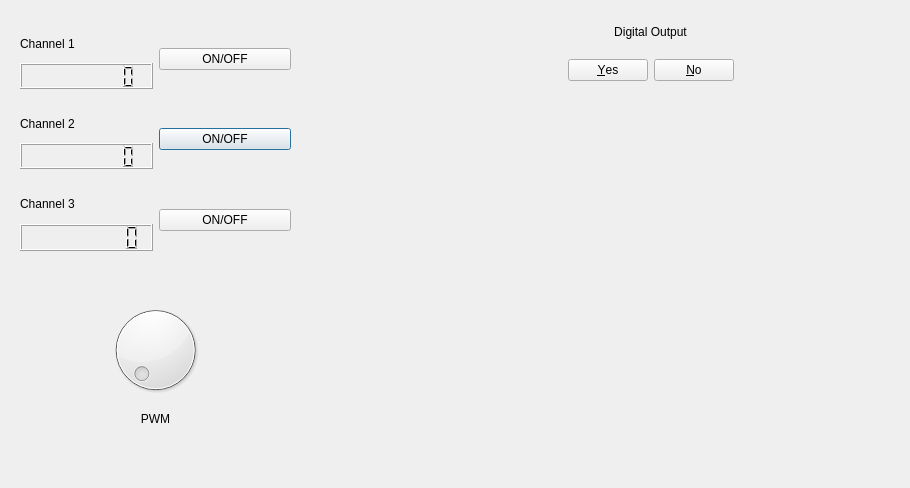
Above: dialog.ui from MatiasMarro/InstrumentoVirtualST32F before the change. Below: the same form after it.
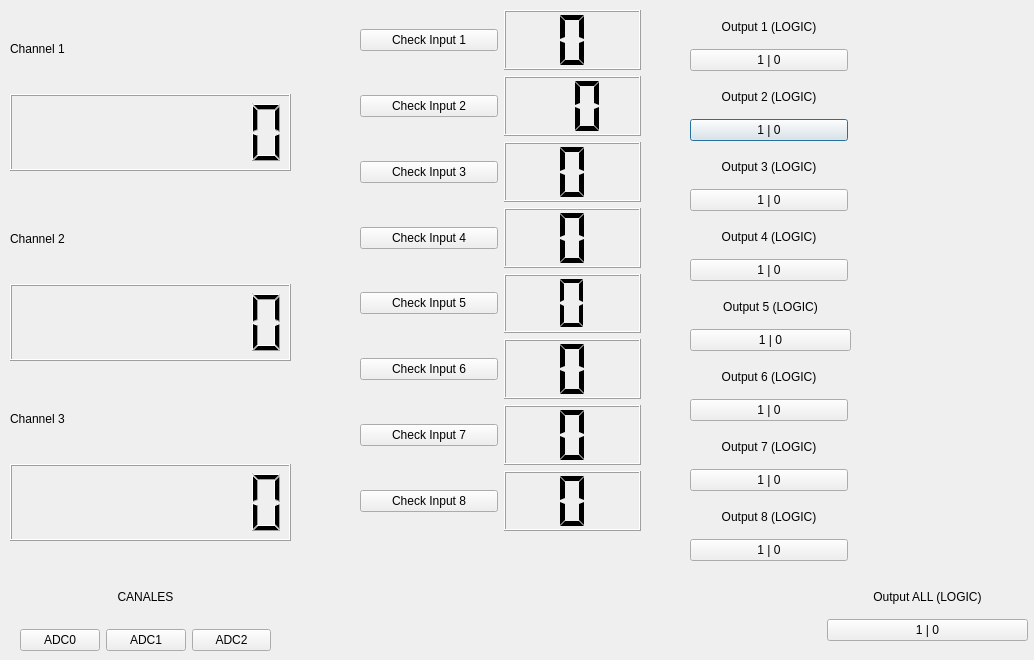
That is the form after the change.

Commit message: Nuevos cambios, se implemento una interfaz simple y se realizaron los controles de entradas y salidas. Queda mirar un poco la logica de interaccion , apagar y prender lectores de ADC y mirar el control de las salidas

The edit to the form file:
```diff
--- a/dialog.ui
+++ b/dialog.ui
@@ -2,12 +2,15 @@
 <ui version="4.0">
  <class>Dialog</class>
  <widget class="QDialog" name="Dialog">
+  <property name="enabled">
+   <bool>true</bool>
+  </property>
   <property name="geometry">
    <rect>
     <x>0</x>
     <y>0</y>
-    <width>910</width>
-    <height>488</height>
+    <width>1034</width>
+    <height>660</height>
    </rect>
   </property>
   <property name="windowTitle">
@@ -16,44 +19,10 @@
   <widget class="QWidget" name="layoutWidget">
    <property name="geometry">
     <rect>
-     <x>90</x>
-     <y>300</y>
-     <width>131</width>
-     <height>131</height>
-    </rect>
-   </property>
-   <layout class="QVBoxLayout" name="verticalLayout_4">
-    <item>
-     <widget class="QDial" name="PWM"/>
-    </item>
-    <item>
-     <widget class="QLabel" name="label">
-      <property name="sizePolicy">
-       <sizepolicy hsizetype="Preferred" vsizetype="Preferred">
-        <horstretch>6</horstretch>
-        <verstretch>0</verstretch>
-       </sizepolicy>
-      </property>
-      <property name="styleSheet">
-       <string notr="true">font: 700 18pt &quot;Tw Cen MT Condensed&quot;;</string>
-      </property>
-      <property name="text">
-       <string>PWM</string>
-      </property>
-      <property name="alignment">
-       <set>Qt::AlignCenter</set>
-      </property>
-     </widget>
-    </item>
-   </layout>
-  </widget>
-  <widget class="QWidget" name="layoutWidget">
-   <property name="geometry">
-    <rect>
-     <x>20</x>
-     <y>110</y>
-     <width>271</width>
-     <height>59</height>
+     <x>10</x>
+     <y>200</y>
+     <width>281</width>
+     <height>161</height>
     </rect>
    </property>
    <layout class="QHBoxLayout" name="horizontalLayout_2">
@@ -81,25 +50,15 @@
       </item>
      </layout>
     </item>
-    <item>
-     <widget class="QPushButton" name="pushButton_2">
-      <property name="styleSheet">
-       <string notr="true">font: 700 18pt &quot;Tw Cen MT Condensed&quot;;</string>
-      </property>
-      <property name="text">
-       <string>ON/OFF</string>
-      </property>
-     </widget>
-    </item>
    </layout>
   </widget>
   <widget class="QWidget" name="layoutWidget">
    <property name="geometry">
     <rect>
-     <x>20</x>
-     <y>30</y>
-     <width>271</width>
-     <height>59</height>
+     <x>10</x>
+     <y>10</y>
+     <width>281</width>
+     <height>161</height>
     </rect>
    </property>
    <layout class="QHBoxLayout" name="horizontalLayout">
@@ -124,25 +83,15 @@
       </item>
      </layout>
     </item>
-    <item>
-     <widget class="QPushButton" name="pushButton">
-      <property name="styleSheet">
-       <string notr="true">font: 700 18pt &quot;Tw Cen MT Condensed&quot;;</string>
-      </property>
-      <property name="text">
-       <string>ON/OFF</string>
-      </property>
-     </widget>
-    </item>
    </layout>
   </widget>
   <widget class="QWidget" name="layoutWidget">
    <property name="geometry">
     <rect>
-     <x>20</x>
-     <y>190</y>
-     <width>271</width>
-     <height>61</height>
+     <x>10</x>
+     <y>380</y>
+     <width>281</width>
+     <height>161</height>
     </rect>
    </property>
    <layout class="QHBoxLayout" name="horizontalLayout_3">
@@ -170,25 +119,520 @@
       </item>
      </layout>
     </item>
+   </layout>
+  </widget>
+  <widget class="QWidget" name="layoutWidget_9">
+   <property name="geometry">
+    <rect>
+     <x>690</x>
+     <y>80</y>
+     <width>158</width>
+     <height>61</height>
+    </rect>
+   </property>
+   <layout class="QVBoxLayout" name="verticalLayout_6">
     <item>
-     <widget class="QPushButton" name="pushButton_3">
+     <widget class="QLabel" name="label_10">
       <property name="styleSheet">
        <string notr="true">font: 700 18pt &quot;Tw Cen MT Condensed&quot;;</string>
       </property>
       <property name="text">
-       <string>ON/OFF</string>
+       <string>Output 2 (LOGIC)</string>
       </property>
+      <property name="alignment">
+       <set>Qt::AlignCenter</set>
+      </property>
      </widget>
     </item>
+    <item>
+     <widget class="QPushButton" name="pushButton_O2">
+      <property name="styleSheet">
+       <string notr="true">font: 11pt &quot;Impact&quot;;</string>
+      </property>
+      <property name="text">
+       <string>1 | 0</string>
+      </property>
+     </widget>
+    </item>
    </layout>
   </widget>
-  <widget class="QWidget" name="layoutWidget">
+  <widget class="QWidget" name="layoutWidget_10">
    <property name="geometry">
     <rect>
-     <x>560</x>
+     <x>690</x>
+     <y>150</y>
+     <width>158</width>
+     <height>61</height>
+    </rect>
+   </property>
+   <layout class="QVBoxLayout" name="verticalLayout_7">
+    <item>
+     <widget class="QLabel" name="label_11">
+      <property name="styleSheet">
+       <string notr="true">font: 700 18pt &quot;Tw Cen MT Condensed&quot;;</string>
+      </property>
+      <property name="text">
+       <string>Output 3 (LOGIC)</string>
+      </property>
+      <property name="alignment">
+       <set>Qt::AlignCenter</set>
+      </property>
+     </widget>
+    </item>
+    <item>
+     <widget class="QPushButton" name="pushButton_O3">
+      <property name="styleSheet">
+       <string notr="true">font: 11pt &quot;Impact&quot;;</string>
+      </property>
+      <property name="text">
+       <string>1 | 0</string>
+      </property>
+     </widget>
+    </item>
+   </layout>
+  </widget>
+  <widget class="QWidget" name="layoutWidget_11">
+   <property name="geometry">
+    <rect>
+     <x>690</x>
+     <y>220</y>
+     <width>158</width>
+     <height>61</height>
+    </rect>
+   </property>
+   <layout class="QVBoxLayout" name="verticalLayout_8">
+    <item>
+     <widget class="QLabel" name="label_12">
+      <property name="styleSheet">
+       <string notr="true">font: 700 18pt &quot;Tw Cen MT Condensed&quot;;</string>
+      </property>
+      <property name="text">
+       <string>Output 4 (LOGIC)</string>
+      </property>
+      <property name="alignment">
+       <set>Qt::AlignCenter</set>
+      </property>
+     </widget>
+    </item>
+    <item>
+     <widget class="QPushButton" name="pushButton_O4">
+      <property name="styleSheet">
+       <string notr="true">font: 11pt &quot;Impact&quot;;</string>
+      </property>
+      <property name="text">
+       <string>1 | 0</string>
+      </property>
+     </widget>
+    </item>
+   </layout>
+  </widget>
+  <widget class="QWidget" name="layoutWidget_12">
+   <property name="geometry">
+    <rect>
+     <x>690</x>
+     <y>290</y>
+     <width>161</width>
+     <height>61</height>
+    </rect>
+   </property>
+   <layout class="QVBoxLayout" name="verticalLayout_9">
+    <item>
+     <widget class="QLabel" name="label_13">
+      <property name="styleSheet">
+       <string notr="true">font: 700 18pt &quot;Tw Cen MT Condensed&quot;;</string>
+      </property>
+      <property name="text">
+       <string>Output 5 (LOGIC)</string>
+      </property>
+      <property name="alignment">
+       <set>Qt::AlignCenter</set>
+      </property>
+     </widget>
+    </item>
+    <item>
+     <widget class="QPushButton" name="pushButton_O5">
+      <property name="styleSheet">
+       <string notr="true">font: 11pt &quot;Impact&quot;;</string>
+      </property>
+      <property name="text">
+       <string>1 | 0</string>
+      </property>
+     </widget>
+    </item>
+   </layout>
+  </widget>
+  <widget class="QWidget" name="layoutWidget_13">
+   <property name="geometry">
+    <rect>
+     <x>690</x>
+     <y>360</y>
+     <width>158</width>
+     <height>61</height>
+    </rect>
+   </property>
+   <layout class="QVBoxLayout" name="verticalLayout_10">
+    <item>
+     <widget class="QLabel" name="label_14">
+      <property name="styleSheet">
+       <string notr="true">font: 700 18pt &quot;Tw Cen MT Condensed&quot;;</string>
+      </property>
+      <property name="text">
+       <string>Output 6 (LOGIC)</string>
+      </property>
+      <property name="alignment">
+       <set>Qt::AlignCenter</set>
+      </property>
+     </widget>
+    </item>
+    <item>
+     <widget class="QPushButton" name="pushButton_O6">
+      <property name="styleSheet">
+       <string notr="true">font: 11pt &quot;Impact&quot;;</string>
+      </property>
+      <property name="text">
+       <string>1 | 0</string>
+      </property>
+     </widget>
+    </item>
+   </layout>
+  </widget>
+  <widget class="QWidget" name="layoutWidget_14">
+   <property name="geometry">
+    <rect>
+     <x>690</x>
+     <y>430</y>
+     <width>158</width>
+     <height>61</height>
+    </rect>
+   </property>
+   <layout class="QVBoxLayout" name="verticalLayout_11">
+    <item>
+     <widget class="QLabel" name="label_15">
+      <property name="styleSheet">
+       <string notr="true">font: 700 18pt &quot;Tw Cen MT Condensed&quot;;</string>
+      </property>
+      <property name="text">
+       <string>Output 7 (LOGIC)</string>
+      </property>
+      <property name="alignment">
+       <set>Qt::AlignCenter</set>
+      </property>
+     </widget>
+    </item>
+    <item>
+     <widget class="QPushButton" name="pushButton_O7">
+      <property name="styleSheet">
+       <string notr="true">font: 11pt &quot;Impact&quot;;</string>
+      </property>
+      <property name="text">
+       <string>1 | 0</string>
+      </property>
+     </widget>
+    </item>
+   </layout>
+  </widget>
+  <widget class="QWidget" name="layoutWidget_15">
+   <property name="geometry">
+    <rect>
+     <x>690</x>
+     <y>500</y>
+     <width>158</width>
+     <height>61</height>
+    </rect>
+   </property>
+   <layout class="QVBoxLayout" name="verticalLayout_12">
+    <item>
+     <widget class="QLabel" name="label_16">
+      <property name="styleSheet">
+       <string notr="true">font: 700 18pt &quot;Tw Cen MT Condensed&quot;;</string>
+      </property>
+      <property name="text">
+       <string>Output 8 (LOGIC)</string>
+      </property>
+      <property name="alignment">
+       <set>Qt::AlignCenter</set>
+      </property>
+     </widget>
+    </item>
+    <item>
+     <widget class="QPushButton" name="pushButton_O8">
+      <property name="styleSheet">
+       <string notr="true">font: 11pt &quot;Impact&quot;;</string>
+      </property>
+      <property name="text">
+       <string>1 | 0</string>
+      </property>
+     </widget>
+    </item>
+   </layout>
+  </widget>
+  <widget class="QWidget" name="layoutWidget_16">
+   <property name="geometry">
+    <rect>
+     <x>827</x>
+     <y>580</y>
+     <width>201</width>
+     <height>61</height>
+    </rect>
+   </property>
+   <layout class="QVBoxLayout" name="verticalLayout_13">
+    <item>
+     <widget class="QLabel" name="label_17">
+      <property name="styleSheet">
+       <string notr="true">font: 700 18pt &quot;Tw Cen MT Condensed&quot;;</string>
+      </property>
+      <property name="text">
+       <string>Output ALL (LOGIC)</string>
+      </property>
+      <property name="alignment">
+       <set>Qt::AlignCenter</set>
+      </property>
+     </widget>
+    </item>
+    <item>
+     <widget class="QPushButton" name="pushButton_OutputALL">
+      <property name="styleSheet">
+       <string notr="true">font: 11pt &quot;Impact&quot;;</string>
+      </property>
+      <property name="text">
+       <string>1 | 0</string>
+      </property>
+     </widget>
+    </item>
+   </layout>
+  </widget>
+  <widget class="QWidget" name="">
+   <property name="geometry">
+    <rect>
+     <x>360</x>
      <y>10</y>
-     <width>181</width>
-     <height>71</height>
+     <width>281</width>
+     <height>521</height>
+    </rect>
+   </property>
+   <layout class="QVBoxLayout" name="verticalLayout_4">
+    <item>
+     <layout class="QHBoxLayout" name="horizontalLayout_4">
+      <item>
+       <widget class="QPushButton" name="pushButton">
+        <property name="styleSheet">
+         <string notr="true">font: 700 18pt &quot;Tw Cen MT Condensed&quot;;</string>
+        </property>
+        <property name="text">
+         <string>Check Input 1</string>
+        </property>
+       </widget>
+      </item>
+      <item>
+       <widget class="QLCDNumber" name="lcdINPUT1">
+        <property name="digitCount">
+         <number>1</number>
+        </property>
+        <property name="segmentStyle">
+         <enum>QLCDNumber::Flat</enum>
+        </property>
+       </widget>
+      </item>
+     </layout>
+    </item>
+    <item>
+     <layout class="QHBoxLayout" name="horizontalLayout_5">
+      <item>
+       <widget class="QPushButton" name="pushButton_2">
+        <property name="styleSheet">
+         <string notr="true">font: 700 18pt &quot;Tw Cen MT Condensed&quot;;</string>
+        </property>
+        <property name="text">
+         <string>Check Input 2</string>
+        </property>
+       </widget>
+      </item>
+      <item>
+       <widget class="QLCDNumber" name="lcdINPUT2">
+        <property name="digitCount">
+         <number>2</number>
+        </property>
+        <property name="segmentStyle">
+         <enum>QLCDNumber::Flat</enum>
+        </property>
+       </widget>
+      </item>
+     </layout>
+    </item>
+    <item>
+     <layout class="QHBoxLayout" name="horizontalLayout_6">
+      <item>
+       <widget class="QPushButton" name="pushButton_3">
+        <property name="styleSheet">
+         <string notr="true">font: 700 18pt &quot;Tw Cen MT Condensed&quot;;</string>
+        </property>
+        <property name="text">
+         <string>Check Input 3</string>
+        </property>
+       </widget>
+      </item>
+      <item>
+       <widget class="QLCDNumber" name="lcdINPUT3">
+        <property name="digitCount">
+         <number>1</number>
+        </property>
+        <property name="segmentStyle">
+         <enum>QLCDNumber::Flat</enum>
+        </property>
+       </widget>
+      </item>
+     </layout>
+    </item>
+    <item>
+     <layout class="QHBoxLayout" name="horizontalLayout_7">
+      <item>
+       <widget class="QPushButton" name="pushButton_4">
+        <property name="styleSheet">
+         <string notr="true">font: 700 18pt &quot;Tw Cen MT Condensed&quot;;</string>
+        </property>
+        <property name="text">
+         <string>Check Input 4</string>
+        </property>
+       </widget>
+      </item>
+      <item>
+       <widget class="QLCDNumber" name="lcdINPUT4">
+        <property name="digitCount">
+         <number>1</number>
+        </property>
+        <property name="segmentStyle">
+         <enum>QLCDNumber::Flat</enum>
+        </property>
+       </widget>
+      </item>
+     </layout>
+    </item>
+    <item>
+     <layout class="QHBoxLayout" name="horizontalLayout_8">
+      <item>
+       <widget class="QPushButton" name="pushButton_5">
+        <property name="styleSheet">
+         <string notr="true">font: 700 18pt &quot;Tw Cen MT Condensed&quot;;</string>
+        </property>
+        <property name="text">
+         <string>Check Input 5</string>
+        </property>
+       </widget>
+      </item>
+      <item>
+       <widget class="QLCDNumber" name="lcdINPUT5">
+        <property name="digitCount">
+         <number>1</number>
+        </property>
+        <property name="segmentStyle">
+         <enum>QLCDNumber::Flat</enum>
+        </property>
+       </widget>
+      </item>
+     </layout>
+    </item>
+    <item>
+     <layout class="QHBoxLayout" name="horizontalLayout_9">
+      <item>
+       <widget class="QPushButton" name="pushButton_6">
+        <property name="styleSheet">
+         <string notr="true">font: 700 18pt &quot;Tw Cen MT Condensed&quot;;</string>
+        </property>
+        <property name="text">
+         <string>Check Input 6</string>
+        </property>
+       </widget>
+      </item>
+      <item>
+       <widget class="QLCDNumber" name="lcdINPUT6">
+        <property name="digitCount">
+         <number>1</number>
+        </property>
+        <property name="segmentStyle">
+         <enum>QLCDNumber::Flat</enum>
+        </property>
+       </widget>
+      </item>
+     </layout>
+    </item>
+    <item>
+     <layout class="QHBoxLayout" name="horizontalLayout_10">
+      <item>
+       <widget class="QPushButton" name="pushButton_7">
+        <property name="styleSheet">
+         <string notr="true">font: 700 18pt &quot;Tw Cen MT Condensed&quot;;</string>
+        </property>
+        <property name="text">
+         <string>Check Input 7</string>
+        </property>
+       </widget>
+      </item>
+      <item>
+       <widget class="QLCDNumber" name="lcdINPUT7">
+        <property name="digitCount">
+         <number>1</number>
+        </property>
+        <property name="segmentStyle">
+         <enum>QLCDNumber::Flat</enum>
+        </property>
+       </widget>
+      </item>
+     </layout>
+    </item>
+    <item>
+     <layout class="QHBoxLayout" name="horizontalLayout_11">
+      <item>
+       <widget class="QPushButton" name="pushButton_8">
+        <property name="styleSheet">
+         <string notr="true">font: 700 18pt &quot;Tw Cen MT Condensed&quot;;</string>
+        </property>
+        <property name="text">
+         <string>Check Input 8</string>
+        </property>
+       </widget>
+      </item>
+      <item>
+       <widget class="QLCDNumber" name="lcdINPUT8">
+        <property name="enabled">
+         <bool>true</bool>
+        </property>
+        <property name="focusPolicy">
+         <enum>Qt::NoFocus</enum>
+        </property>
+        <property name="acceptDrops">
+         <bool>false</bool>
+        </property>
+        <property name="autoFillBackground">
+         <bool>false</bool>
+        </property>
+        <property name="styleSheet">
+         <string notr="true"/>
+        </property>
+        <property name="smallDecimalPoint">
+         <bool>false</bool>
+        </property>
+        <property name="digitCount">
+         <number>1</number>
+        </property>
+        <property name="segmentStyle">
+         <enum>QLCDNumber::Flat</enum>
+        </property>
+        <property name="intValue" stdset="0">
+         <number>0</number>
+        </property>
+       </widget>
+      </item>
+     </layout>
+    </item>
+   </layout>
+  </widget>
+  <widget class="QWidget" name="">
+   <property name="geometry">
+    <rect>
+     <x>690</x>
+     <y>10</y>
+     <width>158</width>
+     <height>61</height>
     </rect>
    </property>
    <layout class="QVBoxLayout" name="verticalLayout_5">
@@ -198,7 +642,7 @@
        <string notr="true">font: 700 18pt &quot;Tw Cen MT Condensed&quot;;</string>
       </property>
       <property name="text">
-       <string>Digital Output</string>
+       <string>Output 1 (LOGIC)</string>
       </property>
       <property name="alignment">
        <set>Qt::AlignCenter</set>
@@ -206,18 +650,62 @@
      </widget>
     </item>
     <item>
-     <widget class="QDialogButtonBox" name="buttonBox">
+     <widget class="QPushButton" name="pushButton_O1">
       <property name="styleSheet">
-       <string notr="true">font: 700 18pt &quot;Tw Cen MT Condensed&quot;;</string>
+       <string notr="true">font: 11pt &quot;Impact&quot;;</string>
       </property>
-      <property name="standardButtons">
-       <set>QDialogButtonBox::No|QDialogButtonBox::Yes</set>
+      <property name="text">
+       <string>1 | 0</string>
       </property>
-      <property name="centerButtons">
-       <bool>true</bool>
+     </widget>
+    </item>
+   </layout>
+  </widget>
+  <widget class="QWidget" name="">
+   <property name="geometry">
+    <rect>
+     <x>20</x>
+     <y>570</y>
+     <width>251</width>
+     <height>81</height>
+    </rect>
+   </property>
+   <layout class="QVBoxLayout" name="verticalLayout_14">
+    <item>
+     <widget class="QLabel" name="label_18">
+      <property name="text">
+       <string>CANALES</string>
       </property>
+      <property name="alignment">
+       <set>Qt::AlignCenter</set>
+      </property>
      </widget>
     </item>
+    <item>
+     <layout class="QHBoxLayout" name="horizontalLayout_12">
+      <item>
+       <widget class="QPushButton" name="pushButton_ADC0">
+        <property name="text">
+         <string>ADC0</string>
+        </property>
+       </widget>
+      </item>
+      <item>
+       <widget class="QPushButton" name="pushButton_ADC1">
+        <property name="text">
+         <string>ADC1</string>
+        </property>
+       </widget>
+      </item>
+      <item>
+       <widget class="QPushButton" name="pushButton_ADC2">
+        <property name="text">
+         <string>ADC2</string>
+        </property>
+       </widget>
+      </item>
+     </layout>
+    </item>
    </layout>
   </widget>
  </widget>
```
Left out of the diff: 2 changed lines with no effect on the pictures. The commit also changes 3 other files.
